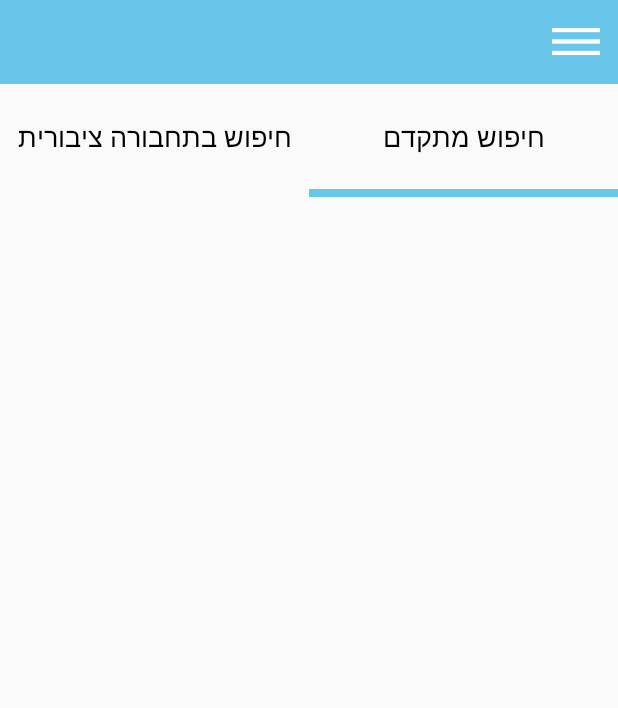
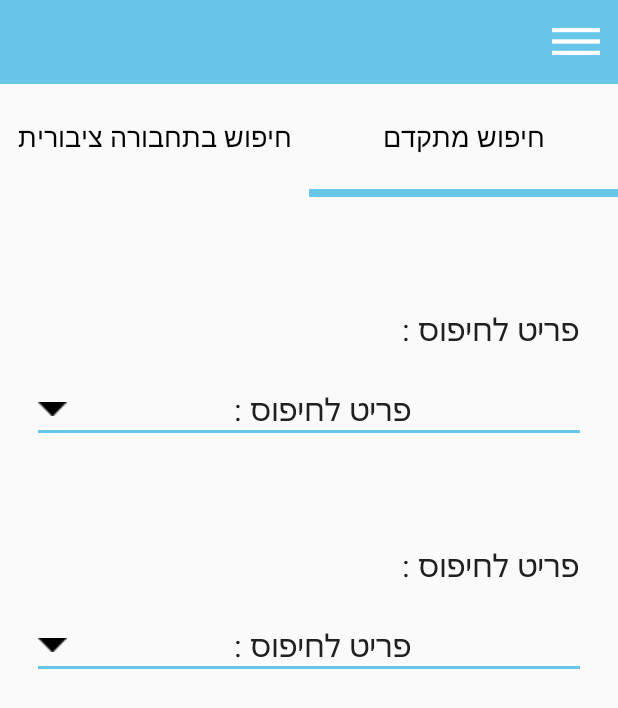
Before and after one commit to shayPo/Losty, an Android app: the screen it shows after launch (AdvenceSearchActivity), on a phone screen of 412 x 824 dp. Shown: the top 708 px of the screen. Run offline under Robolectric (Android 15) with nearby library versions, the phone set to English and light mode, and no system bars.

Commit message:
update 2

```diff
--- a/app/src/main/java/com/fond/lost/losty/view/AdvenceSearchActivity.kt
+++ b/app/src/main/java/com/fond/lost/losty/view/AdvenceSearchActivity.kt
@@ -1,6 +1,5 @@
 package com.fond.lost.losty.view
 
-import android.app.Fragment
 import android.os.Bundle
 import android.view.View
 import com.fond.lost.losty.R
@@ -13,7 +12,7 @@ import kotlinx.android.synthetic.main.advench_search_activity.*
  */
 class AdvenceSearchActivity : BaseActivity(), View.OnClickListener {
 
-    var SearchType : Int = 0;
+    var mSearchType: Int = 0;
 
     override fun onCreate(savedInstanceState: Bundle?) {
         super.onCreate(savedInstanceState)
@@ -38,15 +37,19 @@ class AdvenceSearchActivity : BaseActivity(), View.OnClickListener {
         if (v!!.id == R.id.advanced_search) {
             advanced_search_underline.visibility = View.VISIBLE
             search_public_transportation_underline.visibility = View.INVISIBLE
+            switchSearchType(AdvenceSearch.TYPE_ADVENCH_SEARCH)
         } else if (v!!.id == R.id.search_public_transportation) {
             advanced_search_underline.visibility = View.INVISIBLE
             search_public_transportation_underline.visibility = View.VISIBLE
+            switchSearchType(AdvenceSearch.TYPE_ADVENCH_SEARCH_PUBLIC_TRANSPORTATION)
         }
     }
 
     fun switchSearchType(type : Int)
     {
-
-        putFragment(AdvenceSearch.newInstance(), R.id.search_frame)
+        if(type != mSearchType) {
+            mSearchType = type
+            putFragment(AdvenceSearch.newInstance(mSearchType), R.id.search_frame)
+        }
     }
 }
--- a/app/src/main/java/com/fond/lost/losty/view/BaseActivity.kt
+++ b/app/src/main/java/com/fond/lost/losty/view/BaseActivity.kt
@@ -1,8 +1,9 @@
 package com.fond.lost.losty.view
 
+import android.app.Fragment
+import android.app.FragmentTransaction
 import android.content.Intent
 import android.os.Bundle
-import android.support.v4.app.Fragment
 import android.support.v4.view.GravityCompat
 import android.support.v7.app.ActionBarDrawerToggle
 import android.support.v7.app.AppCompatActivity
@@ -29,7 +30,7 @@ open class BaseActivity : AppCompatActivity(), SideMenu.MenuClickListener {
 
     fun putFragment(fragment : Fragment, xmlNumber : Int)
     {
-        val tx = supportFragmentManager.beginTransaction()
+        val tx : FragmentTransaction = fragmentManager.beginTransaction()
         tx?.replace(xmlNumber, fragment)
         tx.commit()
     }
--- a/app/src/main/java/com/fond/lost/losty/view/fragments/AdvenceSearch.kt
+++ b/app/src/main/java/com/fond/lost/losty/view/fragments/AdvenceSearch.kt
@@ -12,8 +12,11 @@ import com.fond.lost.losty.R
  */
 class AdvenceSearch : Fragment()
 {
+    var mType : Int = 0;
+
     override fun onCreateView(inflater: LayoutInflater?,
                               container: ViewGroup?, savedInstanceState: Bundle?): View? {
+        mType = arguments.getInt(TYPE)
         val view = inflater?.inflate(R.layout.advench_search
                 , container, false)
         return view
@@ -23,10 +26,13 @@ companion object {
 
     val TYPE_ADVENCH_SEARCH : Int = 1
     val TYPE_ADVENCH_SEARCH_PUBLIC_TRANSPORTATION : Int = 2
+    val TYPE : String = "type"
 
-    fun newInstance(): Fragment {
+    fun newInstance(type : Int): Fragment {
         val args: Bundle = Bundle()
+        args.putInt(TYPE, type)
         val fragment = AdvenceSearch()
+        fragment.arguments = args
         return fragment
     }
 }
--- a/app/src/main/java/com/fond/lost/losty/view/fragments/SideMenu.java
+++ b/app/src/main/java/com/fond/lost/losty/view/fragments/SideMenu.java
@@ -1,9 +1,9 @@
 package com.fond.lost.losty.view.fragments;
 
 
+import android.app.Fragment;
 import android.os.Bundle;
 import android.support.annotation.Nullable;
-import android.support.v4.app.Fragment;
 import android.view.LayoutInflater;
 import android.view.View;
 import android.view.ViewGroup;
--- a/app/src/main/res/layout/advench_search.xml
+++ b/app/src/main/res/layout/advench_search.xml
@@ -1,7 +1,70 @@
 <?xml version="1.0" encoding="utf-8"?>
 <LinearLayout xmlns:android="http://schemas.android.com/apk/res/android"
               android:orientation="vertical"
+              android:id="@+id/background"
               android:layout_width="match_parent"
               android:layout_height="match_parent">
 
+    <TextView
+        android:layout_width="match_parent"
+        android:layout_height="wrap_content"
+        android:text="@string/select_object"
+        android:layout_marginRight="25dp"
+        android:layout_marginTop="74dp"
+        android:fontFamily="@font/notosanshebrewregular"
+        android:textColor="@color/title_color"
+        android:textSize="20.5sp"/>
+
+    <TextView
+        android:layout_width="match_parent"
+        android:layout_height="wrap_content"
+        android:text="@string/select_object"
+        android:layout_marginRight="25dp"
+        android:layout_marginLeft="25dp"
+        android:layout_marginTop="25dp"
+        android:gravity="center"
+        android:drawableLeft="@drawable/arrow_drop_down"
+        android:fontFamily="@font/notosanshebrewregular"
+        android:textColor="@color/title_color"
+        android:textSize="20.5sp"/>
+
+    <FrameLayout
+        android:layout_width="match_parent"
+        android:layout_height="2dp"
+        android:layout_marginLeft="25dp"
+        android:layout_marginRight="25dp"
+        android:background="@color/colorPrimary"
+        ></FrameLayout>
+
+    <TextView
+        android:layout_width="match_parent"
+        android:layout_height="wrap_content"
+        android:text="@string/select_object"
+        android:layout_marginRight="25dp"
+        android:layout_marginTop="74dp"
+        android:fontFamily="@font/notosanshebrewregular"
+        android:textColor="@color/title_color"
+        android:textSize="20.5sp"/>
+
+    <TextView
+        android:layout_width="match_parent"
+        android:layout_height="wrap_content"
+        android:text="@string/select_object"
+        android:layout_marginRight="25dp"
+        android:layout_marginLeft="25dp"
+        android:layout_marginTop="25dp"
+        android:gravity="center"
+        android:drawableLeft="@drawable/arrow_drop_down"
+        android:fontFamily="@font/notosanshebrewregular"
+        android:textColor="@color/title_color"
+        android:textSize="20.5sp"/>
+
+    <FrameLayout
+        android:layout_width="match_parent"
+        android:layout_height="2dp"
+        android:layout_marginLeft="25dp"
+        android:layout_marginRight="25dp"
+        android:background="@color/colorPrimary"
+        ></FrameLayout>
+
 </LinearLayout>
--- a/app/src/main/res/values/colors.xml
+++ b/app/src/main/res/values/colors.xml
@@ -3,6 +3,7 @@
     <color name="colorPrimary">#67c6e9</color>
     <color name="colorPrimaryDark">#66bad1</color>
     <color name="title_color">#202020</color>
+    <color name="object_color">#b6b5b5</color>
     <color name="button_title_color">#fff</color>
     <color name="blue_1">#d0eaf4</color>
 </resources>
--- a/app/src/main/res/values/strings.xml
+++ b/app/src/main/res/values/strings.xml
@@ -37,4 +37,5 @@
     <string name="facebook_login">כניסה עם פייסבוק</string>
     <string name="phone_login">כניסה באמצעות מספר טלפון</string>
     <string name="enter">היכנס</string>
+    <string name="select_object">פריט לחיפוס :</string>
 </resources>
```
Also changed, not shown: app/src/main/res/drawable/arrow_drop_down.png (added).
